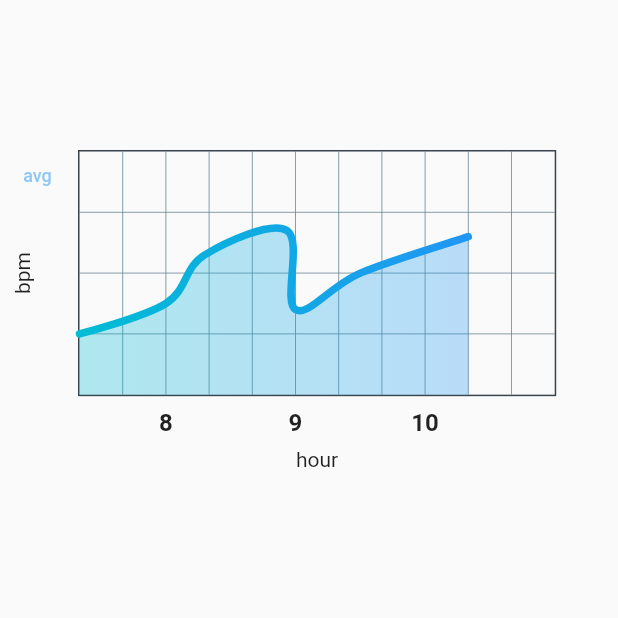
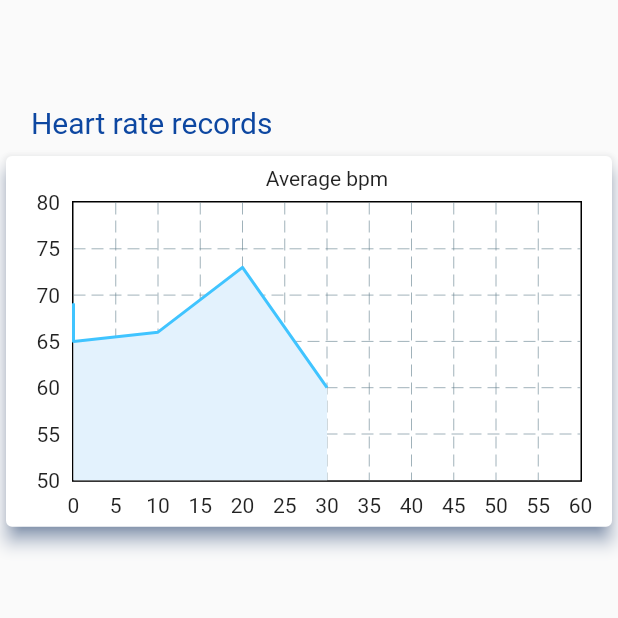
Before and after one commit to yhabbeh/Neuro_Stem, a Flutter app: the screen it shows after launch, after a tap on "LOGIN", on a phone screen of 412 x 824 dp, the top half of it. Run offline on Flutter 3.47's test engine with Material 2 defaults, Android fonts, the phone set to English and light mode, and no system bars; drawn by our look-alikes of fl_chart; our stand-ins replace connectivity_plus, dartz, equatable, flutter_bloc.

Commit message:
run analyzer

```diff
--- /dev/null
+++ b/lib/features/home/presentation/cubit/home_cubit.dart
@@ -0,0 +1,23 @@
+import 'dart:developer' ;
+import 'dart:math'hide log;
+
+import 'package:equatable/equatable.dart';
+import 'package:flutter/cupertino.dart';
+import 'package:flutter_bloc/flutter_bloc.dart';
+
+part 'home_state.dart';
+
+class HomeCubit extends Cubit<HomeState>{
+  HomeCubit() : super(HomeInitial());
+
+  static HomeCubit get(BuildContext context) =>
+      BlocProvider.of<HomeCubit>(context);
+
+
+  double get getBpmRatio  {
+    final double currentBpm = Random().nextInt(80) * 1.0;
+    return currentBpm;
+
+  }
+
+  }
--- /dev/null
+++ b/lib/features/home/presentation/cubit/home_state.dart
@@ -0,0 +1,14 @@
+part of 'home_cubit.dart';
+
+
+abstract class HomeState extends Equatable {
+  const HomeState();
+  @override
+  List<Object> get props => [];
+}
+
+class HomeInitial extends HomeState {}
+
+class BpmRatioLoading extends HomeState {}
+
+class BpmRatioLoaded extends HomeState {}
--- a/lib/features/home/presentation/page/home_page.dart
+++ b/lib/features/home/presentation/page/home_page.dart
@@ -1,7 +1,5 @@
 import 'package:flutter/material.dart';
-
-import '../../../../core/utilities/responsive_ui.dart';
-import '../widgets/aspectratio_chat_widget.dart';
+import '../widgets/heart_rate_widget.dart';
 
 class HomePage extends StatelessWidget {
   const HomePage({super.key});
@@ -9,20 +7,11 @@ class HomePage extends StatelessWidget {
   @override
   Widget build(BuildContext context) {
     return Scaffold(
-      body: Row(children: [
-        Column(
-          children: [
-            SizedBox(
-              height: 100,
-            ),
-            Container(
-                height: ResponsiveUI.screenHeight! * 0.3,
-                width: ResponsiveUI.screenWidth! * 0.9,
-                child: const LineChartSample2())
-          ],
-        ),
-        Column(),
-      ]),
+        body:
+        Column(children: [
+          HeartRate(),
+        ],)
+
     );
   }
 }
--- a/lib/features/home/presentation/widgets/aspectratio_chat_widget.dart
+++ /dev/null
@@ -1,281 +0,0 @@
-import 'package:fl_chart/fl_chart.dart';
-import 'package:flutter/material.dart';
-
-class LineChartSample2 extends StatefulWidget {
-  const LineChartSample2({super.key});
-
-  @override
-  State<LineChartSample2> createState() => _LineChartSample2State();
-}
-
-class _LineChartSample2State extends State<LineChartSample2> {
-  List<Color> gradientColors = [Colors.cyan, Colors.blue];
-
-  bool showAvg = false;
-
-  @override
-  Widget build(BuildContext context) {
-    return Stack(
-      children: <Widget>[
-        AspectRatio(
-          aspectRatio: 1.70,
-          child: LineChart(
-            showAvg ? avgData() : mainData(),
-          ),
-        ),
-        SizedBox(
-          width: 50,
-          height: 34,
-          child: TextButton(
-            onPressed: () {
-              setState(() {
-                showAvg = !showAvg;
-              });
-            },
-            child: Text(
-              'avg',
-              style: TextStyle(
-                fontSize: 12,
-                color: Colors.blue.withOpacity(0.5),
-              ),
-            ),
-          ),
-        ),
-      ],
-    );
-  }
-
-  Widget bottomTitleWidgets(double value, TitleMeta meta) {
-    const TextStyle style = TextStyle(
-      fontWeight: FontWeight.bold,
-      fontSize: 16,
-    );
-    Widget text;
-    switch (value.toInt()) {
-      case 2:
-        text = Text(((DateTime.now().hour - 2) % 12).toString(), style: style);
-        break;
-      case 5:
-        text = Text(((DateTime.now().hour - 1) % 12).toString(), style: style);
-        break;
-      case 8:
-        text = Text((DateTime.now().hour % 12).toString(), style: style);
-        break;
-      default:
-        text = Text('', style: style);
-        break;
-    }
-
-    return SideTitleWidget(
-      axisSide: meta.axisSide,
-      child: text,
-    );
-  }
-
-  Widget leftTitleWidgets(double value, TitleMeta meta) {
-    const TextStyle style = TextStyle(
-      fontWeight: FontWeight.bold,
-      fontSize: 15,
-    );
-    String text;
-    switch (value.toInt()) {
-      case 1:
-        text = '50';
-        break;
-      case 3:
-        text = '60';
-        break;
-      case 5:
-        text = '80';
-        break;
-      default:
-        return Container();
-    }
-
-    return Text(text, style: style, textAlign: TextAlign.left);
-  }
-
-  LineChartData mainData() {
-    return LineChartData(
-      gridData: FlGridData(
-        horizontalInterval: 10,
-        verticalInterval: 1,
-        getDrawingHorizontalLine: (double value) {
-          return const FlLine(
-            color: Colors.blueGrey,
-            strokeWidth: 0.5,
-          );
-        },
-        getDrawingVerticalLine: (double value) {
-          return const FlLine(
-            color: Colors.blueGrey,
-            strokeWidth: 0.5,
-          );
-        },
-      ),
-      titlesData: FlTitlesData(
-        show: true,
-        rightTitles: const AxisTitles(
-          sideTitles: SideTitles(showTitles: false),
-        ),
-        topTitles: const AxisTitles(
-          sideTitles: SideTitles(showTitles: false),
-        ),
-        bottomTitles: AxisTitles(
-          axisNameSize: 24,
-          axisNameWidget: const Text('hour'),
-          sideTitles: SideTitles(
-            showTitles: true,
-            reservedSize: 30,
-            interval: 1,
-            getTitlesWidget: bottomTitleWidgets,
-          ),
-        ),
-        leftTitles: AxisTitles(
-          axisNameSize: 30,
-          axisNameWidget: const Text('bpm'),
-          sideTitles: SideTitles(
-            showTitles: true,
-            interval: 1,
-            getTitlesWidget: leftTitleWidgets,
-          ),
-        ),
-      ),
-      borderData: FlBorderData(
-        show: true,
-        border: Border.all(color: const Color(0xff37434d)),
-      ),
-      minX: 0,
-      maxX: 11,
-      minY: 40,
-      maxY: 80,
-      lineBarsData: [
-        LineChartBarData(
-          spots: const [
-            FlSpot(0, 50),
-            FlSpot(2, 55),
-            FlSpot(2.9, 63),
-            FlSpot(4.8, 67),
-            FlSpot(5, 54),
-            FlSpot(6.5, 60),
-            FlSpot(9, 66),
-          ],
-          isCurved: true,
-          gradient: LinearGradient(
-            colors: gradientColors,
-          ),
-          barWidth: 5,
-          isStrokeCapRound: true,
-          dotData: const FlDotData(
-            show: false,
-          ),
-          belowBarData: BarAreaData(
-            show: true,
-            gradient: LinearGradient(
-              colors: gradientColors
-                  .map((Color color) => color.withOpacity(0.3))
-                  .toList(),
-            ),
-          ),
-        ),
-      ],
-    );
-  }
-
-  LineChartData avgData() {
-    return LineChartData(
-      lineTouchData: const LineTouchData(enabled: false),
-      gridData: FlGridData(
-        show: true,
-        drawHorizontalLine: true,
-        verticalInterval: 1,
-        horizontalInterval: 1,
-        getDrawingVerticalLine: (double value) {
-          return const FlLine(
-            color: Color(0xff37434d),
-            strokeWidth: 1,
-          );
-        },
-        getDrawingHorizontalLine: (double value) {
-          return const FlLine(
-            color: Color(0xff37434d),
-            strokeWidth: 1,
-          );
-        },
-      ),
-      titlesData: FlTitlesData(
-        show: true,
-        bottomTitles: AxisTitles(
-          sideTitles: SideTitles(
-            showTitles: true,
-            reservedSize: 30,
-            getTitlesWidget: bottomTitleWidgets,
-            interval: 1,
-          ),
-        ),
-        leftTitles: AxisTitles(
-          sideTitles: SideTitles(
-            showTitles: true,
-            getTitlesWidget: leftTitleWidgets,
-            reservedSize: 42,
-            interval: 1,
-          ),
-        ),
-        topTitles: const AxisTitles(
-          sideTitles: SideTitles(showTitles: false),
-        ),
-        rightTitles: const AxisTitles(
-          sideTitles: SideTitles(showTitles: false),
-        ),
-      ),
-      borderData: FlBorderData(
-        show: true,
-        border: Border.all(color: const Color(0xff37434d)),
-      ),
-      minX: 0,
-      maxX: 11,
-      minY: 0,
-      maxY: 6,
-      lineBarsData: [
-        LineChartBarData(
-          spots: const [
-            FlSpot(0, 3.44),
-            FlSpot(2.6, 3.44),
-            FlSpot(4.9, 3.44),
-            FlSpot(6.8, 3.44),
-            FlSpot(8, 3.44),
-            FlSpot(9.5, 3.44),
-            FlSpot(11, 3.44),
-          ],
-          isCurved: true,
-          gradient: LinearGradient(
-            colors: [
-              ColorTween(begin: gradientColors[0], end: gradientColors[1])
-                  .lerp(0.2)!,
-              ColorTween(begin: gradientColors[0], end: gradientColors[1])
-                  .lerp(0.2)!,
-            ],
-          ),
-          barWidth: 5,
-          isStrokeCapRound: true,
-          dotData: const FlDotData(
-            show: false,
-          ),
-          belowBarData: BarAreaData(
-            show: true,
-            gradient: LinearGradient(
-              colors: [
-                ColorTween(begin: gradientColors[0], end: gradientColors[1])
-                    .lerp(0.2)!
-                    .withOpacity(0.1),
-                ColorTween(begin: gradientColors[0], end: gradientColors[1])
-                    .lerp(0.2)!
-                    .withOpacity(0.1),
-              ],
-            ),
-          ),
-        ),
-      ],
-    );
-  }
-}
--- /dev/null
+++ b/lib/features/home/presentation/widgets/heart_rate_widget.dart
@@ -0,0 +1,100 @@
+import 'dart:async';
+import 'dart:math';
+
+import 'package:fl_chart/fl_chart.dart';
+import 'package:flutter/material.dart';
+import 'package:flutter_bloc/flutter_bloc.dart';
+
+import '../../../../core/utilities/responsive_ui.dart';
+import '../cubit/home_cubit.dart';
+
+class HeartRate extends StatelessWidget {
+  const HeartRate({super.key});
+
+  @override
+  Widget build(BuildContext context) {
+    return BlocBuilder<HomeCubit, HomeState>(
+        builder: (BuildContext context, HomeState state) {
+          TimerSetter(4,context);
+          // log(CacheHelper.getData(key: BPM_RATE).toString());
+      return Column(
+        children: <Widget>[
+          Container(
+            padding: const EdgeInsets.only(top: 70),
+            height: 100,
+            width: ResponsiveUI.screenWidth! * 0.9,
+            child: Text(
+              'Heart rate records ',
+              style: TextStyle(color: Colors.blue.shade900, fontSize: 20),
+            ),
+          ),
+          Card(
+            shadowColor: Colors.blue.shade900,
+            elevation: 5,
+            child: Container(
+              padding: const EdgeInsets.only(right: 20),
+              height: ResponsiveUI.screenHeight! * 0.3,
+              width: ResponsiveUI.screenWidth,
+              child: AspectRatio(
+                aspectRatio: 1,
+                child: LineChart(
+                  LineChartData(
+                      lineBarsData: <LineChartBarData>[
+                        LineChartBarData(
+                            spots: <FlSpot>[
+                              FlSpot(DateTime.now().minute.toDouble(),
+                                  HomeCubit.get(context).getBpmRatio),
+                              FlSpot(
+                                  calculateTimeInPast(timeDifference: 10),73),
+                              FlSpot(
+                                  calculateTimeInPast(timeDifference: 20), 66),
+                              FlSpot(
+                                  calculateTimeInPast(timeDifference: 30), 65),
+                              FlSpot(
+                                  calculateTimeInPast(timeDifference: 40), 66),
+                              FlSpot(
+                                  calculateTimeInPast(timeDifference: 50), 69),
+                              FlSpot(
+                                  calculateTimeInPast(timeDifference: 60), 65),
+                            ],
+                            belowBarData: BarAreaData(
+                                color: Colors.blue.shade50, show: true),
+                            curveSmoothness: 0.3,
+                            dotData: const FlDotData(show: false),
+                            color: Colors.lightBlueAccent),
+                      ],
+                      minX: 0,
+                      maxX: 60,
+                      minY: 50,
+                      maxY: 80,
+                      titlesData: const FlTitlesData(
+                          topTitles: AxisTitles(
+                            axisNameSize: 30,
+                            axisNameWidget: Text(
+                              'Average bpm',
+                            ),
+                          ),
+                          rightTitles: AxisTitles())),
+                ),
+              ),
+            ),
+          ),
+        ],
+      );
+    });
+  }
+}
+
+double calculateTimeInPast({double timeDifference = 0}) {
+  double timeInPast = DateTime.now().minute.toDouble() - timeDifference;
+  if (timeInPast < 0) {
+    timeInPast = 0;
+  }
+  return timeInPast;
+}
+
+TimerSetter(int duration,BuildContext context) {
+  Timer(Duration(seconds: duration ),
+      () => HomeCubit.get(context).getBpmRatio
+  );
+}
--- a/lib/main.dart
+++ b/lib/main.dart
@@ -2,6 +2,7 @@ import 'package:flutter/material.dart';
 import 'package:flutter_bloc/flutter_bloc.dart';
 
 import 'core/utilities/responsive_ui.dart';
+import 'features/home/presentation/cubit/home_cubit.dart';
 import 'features/login/presentation/cubit/login_cubit.dart';
 import 'features/login/presentation/pages/login_page.dart';
 
@@ -19,7 +20,10 @@ class MyApp extends StatelessWidget {
       providers: [
         BlocProvider(
           create: (_) => LoginCubit(),
-        )
+        ),
+        BlocProvider(
+          create: (_) => HomeCubit(),
+        ),
       ],
       child: const MaterialApp(
           debugShowCheckedModeBanner: false, home: LoginPage()),
--- a/pubspec.yaml
+++ b/pubspec.yaml
@@ -31,7 +31,6 @@ dependencies:
   flutter:
     sdk: flutter
 
-
   # The following adds the Cupertino Icons font to your application.
   # Use with the CupertinoIcons class for iOS style icons.
   cupertino_icons: ^1.0.2
@@ -40,6 +39,8 @@ dependencies:
   connectivity_plus: ^2.3.2
   flutter_bloc: ^8.1.3
   fl_chart: ^0.63.0
+  shared_preferences: 2.0.15
+  flutter_chart :
 
 dev_dependencies:
   flutter_test:
```
Also changed, not shown: pubspec.lock, 6 other files.
